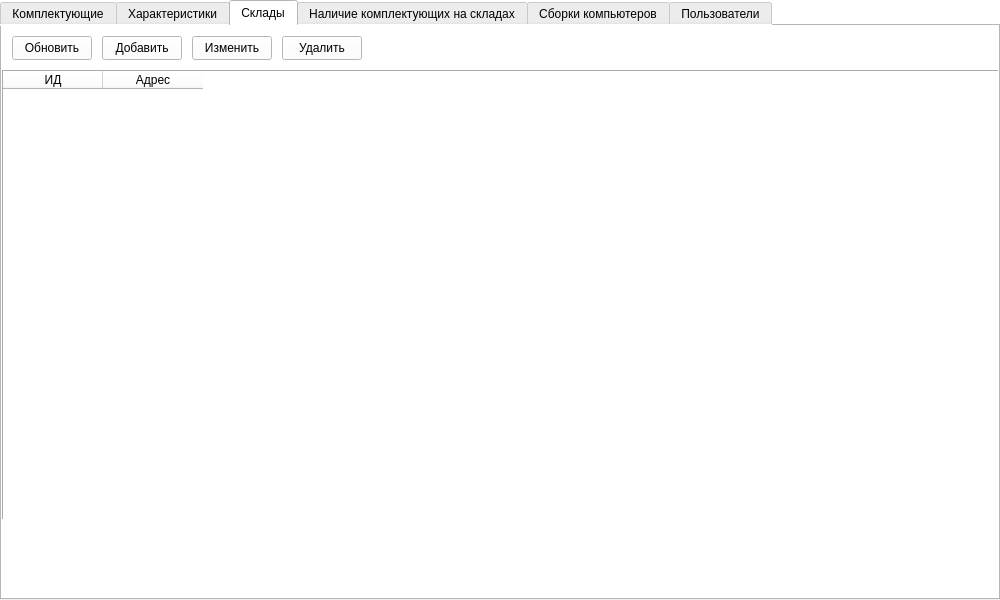
Above: src/mainwindow.ui from f0rw4rd-dev/hse-hsms-wpf before the change. Below: the same form after it.
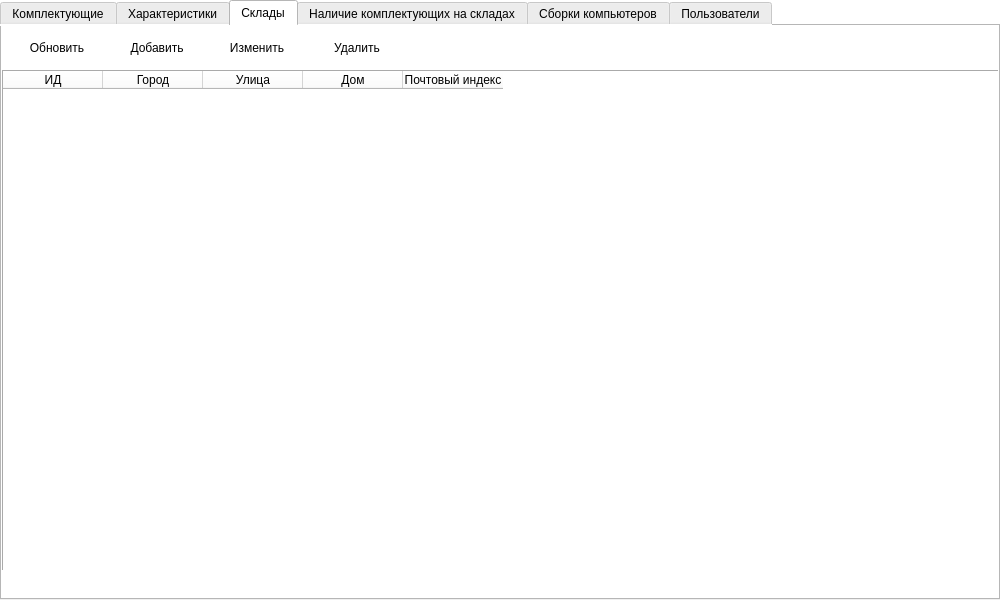
That is the form after the change. The open tabs and pages were chosen to show the change. Icons and pictures are not drawn.

What changed in the file:
```diff
--- a/src/mainwindow.ui
+++ b/src/mainwindow.ui
@@ -362,39 +362,90 @@
          <rect>
           <x>10</x>
           <y>10</y>
-          <width>80</width>
+          <width>90</width>
           <height>24</height>
          </rect>
         </property>
+        <property name="styleSheet">
+         <string notr="true">QPushButton
+{
+border: none;
+}</string>
+        </property>
         <property name="text">
          <string>Обновить</string>
         </property>
+        <property name="icon">
+         <iconset>
+          <activeon>:/resources/icons/resources/icons/icons8-update-100.png</activeon>
+         </iconset>
+        </property>
+        <property name="iconSize">
+         <size>
+          <width>24</width>
+          <height>24</height>
+         </size>
+        </property>
        </widget>
        <widget class="QPushButton" name="buttonAddWarehouse">
         <property name="geometry">
          <rect>
-          <x>100</x>
+          <x>110</x>
           <y>10</y>
-          <width>80</width>
+          <width>90</width>
           <height>24</height>
          </rect>
         </property>
+        <property name="styleSheet">
+         <string notr="true">QPushButton
+{
+border: none;
+}</string>
+        </property>
         <property name="text">
          <string>Добавить</string>
         </property>
+        <property name="icon">
+         <iconset>
+          <activeon>:/resources/icons/resources/icons/icons8-insert-page-100.png</activeon>
+         </iconset>
+        </property>
+        <property name="iconSize">
+         <size>
+          <width>24</width>
+          <height>24</height>
+         </size>
+        </property>
        </widget>
        <widget class="QPushButton" name="buttonSetWarehouse">
         <property name="geometry">
          <rect>
-          <x>190</x>
+          <x>210</x>
           <y>10</y>
-          <width>80</width>
+          <width>90</width>
           <height>24</height>
          </rect>
         </property>
+        <property name="styleSheet">
+         <string notr="true">QPushButton
+{
+border: none;
+}</string>
+        </property>
         <property name="text">
          <string>Изменить</string>
         </property>
+        <property name="icon">
+         <iconset>
+          <activeon>:/resources/icons/resources/icons/icons8-edit-100.png</activeon>
+         </iconset>
+        </property>
+        <property name="iconSize">
+         <size>
+          <width>24</width>
+          <height>24</height>
+         </size>
+        </property>
        </widget>
        <widget class="QTableWidget" name="tableWarehouses">
         <property name="geometry">
@@ -402,7 +453,7 @@
           <x>0</x>
           <y>44</y>
           <width>1000</width>
-          <height>450</height>
+          <height>501</height>
          </rect>
         </property>
         <property name="frameShape">
@@ -442,22 +493,54 @@
         </column>
         <column>
          <property name="text">
-          <string>Адрес</string>
+          <string>Город</string>
+         </property>
+        </column>
+        <column>
+         <property name="text">
+          <string>Улица</string>
+         </property>
+        </column>
+        <column>
+         <property name="text">
+          <string>Дом</string>
+         </property>
+        </column>
+        <column>
+         <property name="text">
+          <string>Почтовый индекс</string>
          </property>
         </column>
        </widget>
        <widget class="QPushButton" name="buttonDeleteWarehouse">
         <property name="geometry">
          <rect>
-          <x>280</x>
+          <x>310</x>
           <y>10</y>
-          <width>80</width>
+          <width>90</width>
           <height>24</height>
          </rect>
         </property>
+        <property name="styleSheet">
+         <string notr="true">QPushButton
+{
+border: none;
+}</string>
+        </property>
         <property name="text">
          <string>Удалить</string>
         </property>
+        <property name="icon">
+         <iconset>
+          <activeon>:/resources/icons/resources/icons/icons8-trash-100.png</activeon>
+         </iconset>
+        </property>
+        <property name="iconSize">
+         <size>
+          <width>24</width>
+          <height>24</height>
+         </size>
+        </property>
        </widget>
       </widget>
       <widget class="QWidget" name="tabComponentsInWarehouses">
```
Left out of the diff: 12 changed lines with no effect on the pictures.
